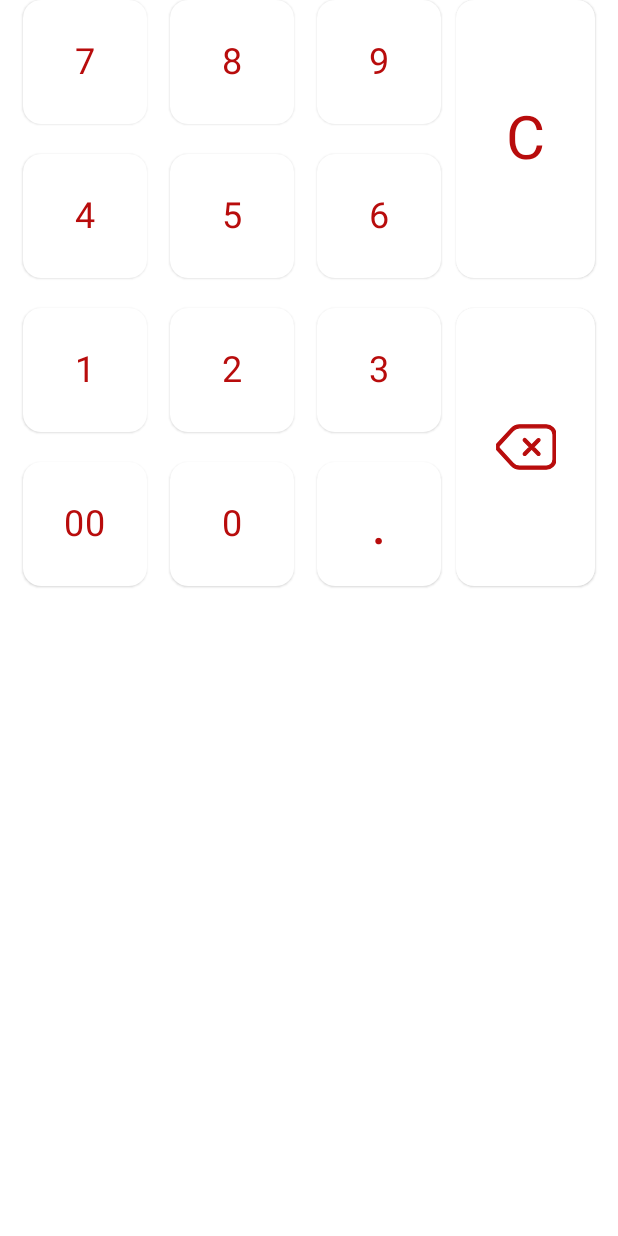
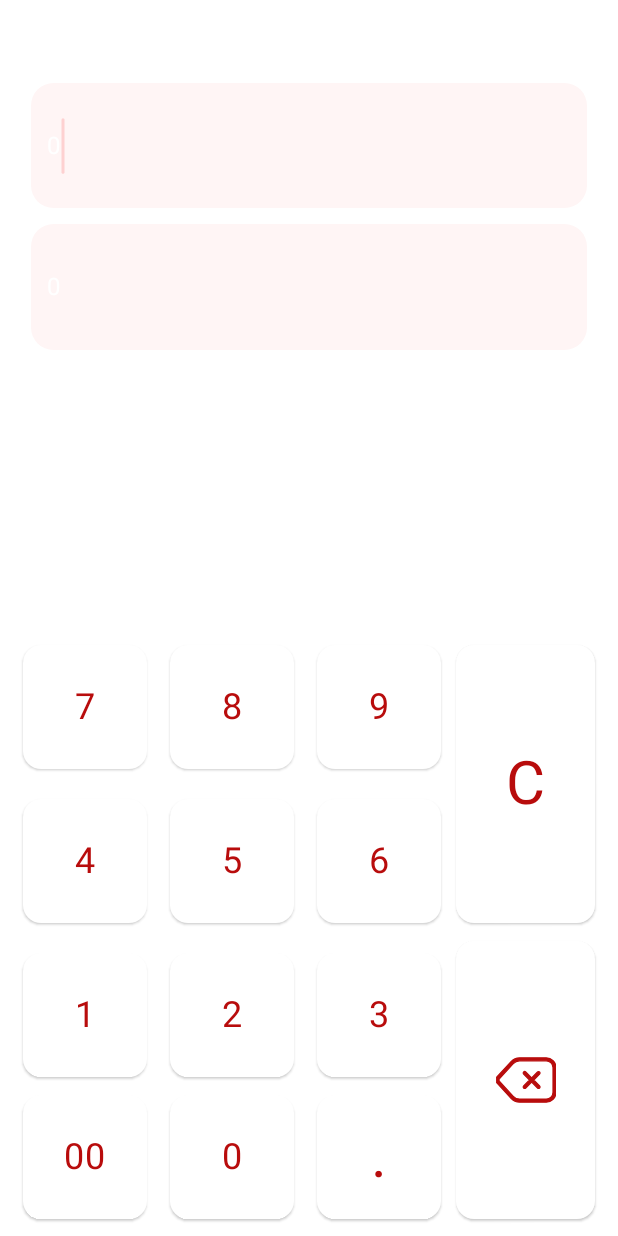
Before and after one commit to tahasin007/MathMate, an Android app built with Jetpack Compose: the screen it shows after launch (LauncherActivity), on a phone screen of 412 x 824 dp. Run offline under Robolectric (Android 15) with nearby library versions, the phone set to English and light mode, and no system bars.

Commit message:
[Title] Designing Discount screen

```diff
--- a/app/src/main/java/com/android/calculator/ui/components/CalculatorGridSimple.kt
+++ b/app/src/main/java/com/android/calculator/ui/components/CalculatorGridSimple.kt
@@ -6,6 +6,7 @@ import androidx.compose.foundation.layout.Row
 import androidx.compose.foundation.layout.aspectRatio
 import androidx.compose.foundation.layout.fillMaxHeight
 import androidx.compose.foundation.layout.fillMaxWidth
+import androidx.compose.foundation.layout.padding
 import androidx.compose.material3.MaterialTheme
 import androidx.compose.runtime.Composable
 import androidx.compose.ui.Modifier
@@ -22,7 +23,8 @@ fun CalculatorGridSimple(
 ) {
     Row(
         modifier = Modifier
-            .fillMaxWidth(),
+            .fillMaxWidth()
+            .padding(top = 50.dp),
         horizontalArrangement = Arrangement.spacedBy(10.dp)
     ) {
         val buttonSize = buttons.size
--- /dev/null
+++ b/app/src/main/java/com/android/calculator/ui/components/SimpleUnitView.kt
@@ -0,0 +1,74 @@
+package com.android.calculator.ui.components
+
+import androidx.compose.foundation.background
+import androidx.compose.foundation.clickable
+import androidx.compose.foundation.layout.Arrangement
+import androidx.compose.foundation.layout.Box
+import androidx.compose.foundation.layout.Row
+import androidx.compose.foundation.layout.fillMaxHeight
+import androidx.compose.foundation.layout.fillMaxWidth
+import androidx.compose.foundation.layout.padding
+import androidx.compose.foundation.shape.RoundedCornerShape
+import androidx.compose.material3.LocalTextStyle
+import androidx.compose.material3.MaterialTheme
+import androidx.compose.material3.Text
+import androidx.compose.runtime.Composable
+import androidx.compose.runtime.getValue
+import androidx.compose.runtime.mutableFloatStateOf
+import androidx.compose.runtime.remember
+import androidx.compose.runtime.setValue
+import androidx.compose.ui.Alignment
+import androidx.compose.ui.Modifier
+import androidx.compose.ui.draw.clip
+import androidx.compose.ui.text.style.TextAlign
+import androidx.compose.ui.unit.dp
+
+@Composable
+fun SimpleUnitView(
+    value: String,
+    onClick: () -> Unit,
+    isCurrentView: Boolean
+) {
+    Box(
+        modifier = Modifier
+            .fillMaxHeight()
+            .padding(all = 5.dp)
+            .clip(RoundedCornerShape(15.dp))
+            .background(MaterialTheme.colorScheme.tertiary)
+            .clickable(onClick = onClick),
+        contentAlignment = Alignment.Center
+    ) {
+        Row(
+            modifier = Modifier
+                .fillMaxWidth()
+                .padding(end = 10.dp, start = 10.dp),
+            horizontalArrangement = Arrangement.SpaceBetween,
+            verticalAlignment = Alignment.CenterVertically
+        ) {
+            Row(
+                verticalAlignment = Alignment.CenterVertically,
+                horizontalArrangement = Arrangement.End
+            ) {
+                var multiplier by remember { mutableFloatStateOf(1.0f) }
+                Text(
+                    text = value,
+                    maxLines = 1,
+                    textAlign = TextAlign.End,
+                    modifier = Modifier.padding(end = 2.dp),
+                    style = LocalTextStyle.current.copy(
+                        fontSize = LocalTextStyle.current.fontSize * multiplier
+                    ),
+                    onTextLayout = {
+                        if (it.hasVisualOverflow) {
+                            multiplier *= 1.99f
+                        }
+                    },
+                    color = MaterialTheme.colorScheme.primary
+                )
+                if (isCurrentView) {
+                    DrawBlinkingVerticalLine(color = MaterialTheme.colorScheme.onTertiary)
+                }
+            }
+        }
+    }
+}
--- a/app/src/main/java/com/android/calculator/ui/screen/Discount.kt
+++ b/app/src/main/java/com/android/calculator/ui/screen/Discount.kt
@@ -1,13 +1,22 @@
 package com.android.calculator.ui.screen
 
+import androidx.compose.foundation.layout.Arrangement
 import androidx.compose.foundation.layout.Box
+import androidx.compose.foundation.layout.Column
+import androidx.compose.foundation.layout.fillMaxHeight
+import androidx.compose.foundation.layout.fillMaxWidth
+import androidx.compose.foundation.layout.padding
 import androidx.compose.runtime.Composable
+import androidx.compose.ui.Alignment
 import androidx.compose.ui.Modifier
 import androidx.compose.ui.unit.Dp
+import androidx.compose.ui.unit.dp
 import com.android.calculator.actions.BaseAction
 import com.android.calculator.state.DiscountState
+import com.android.calculator.state.DiscountView
 import com.android.calculator.state.ScreenType
 import com.android.calculator.ui.components.CalculatorGridSimple
+import com.android.calculator.ui.components.SimpleUnitView
 import com.android.calculator.ui.factory.ButtonFactory
 
 @Composable
@@ -18,6 +27,53 @@ fun Discount(
     onAction: (BaseAction) -> Unit
 ) {
     Box(modifier = modifier) {
+        Column(
+            modifier = Modifier
+                .fillMaxWidth()
+                .fillMaxHeight()
+                .align(Alignment.BottomCenter),
+            verticalArrangement = Arrangement.SpaceBetween
+        ) {
+            Column(
+                modifier = Modifier
+                    .padding(top = 50.dp)
+                    .fillMaxHeight(0.25f)
+                    .fillMaxWidth(),
+                verticalArrangement = Arrangement.Top
+            ) {
+                Box(
+                    modifier = Modifier
+                        .weight(1f)
+                        .fillMaxWidth(),
+                    contentAlignment = Alignment.Center
+                ) {
+                    SimpleUnitView(
+                        value = state.inputValue,
+                        onClick = { /*TODO*/ },
+                        isCurrentView = state.currentView == DiscountView.INPUT
+                    )
+                }
+
+                Box(
+                    modifier = Modifier
+                        .weight(1f)
+                        .fillMaxWidth(),
+                    contentAlignment = Alignment.Center
+                ) {
+                    SimpleUnitView(
+                        value = state.inputValue,
+                        onClick = { /*TODO*/ },
+                        isCurrentView = state.currentView == DiscountView.OUTPUT
+                    )
+                }
+            }
+
+            Column(
+                modifier = Modifier
+                    .fillMaxHeight(0.75f)
+                    .fillMaxWidth(),
+                verticalArrangement = Arrangement.Bottom
+            ) {
                 val buttons = ButtonFactory()
                 CalculatorGridSimple(
                     buttons = buttons.getButtons(ScreenType.DISCOUNT),
@@ -26,3 +82,5 @@ fun Discount(
                 )
             }
         }
+    }
+}
--- a/app/src/main/java/com/android/calculator/ui/theme/Color.kt
+++ b/app/src/main/java/com/android/calculator/ui/theme/Color.kt
@@ -5,11 +5,13 @@ import androidx.compose.ui.graphics.Color
 val PrimaryLight = Color(0xFFFFFFFF)
 val OnPrimaryLight = Color(0xFF000000)
 val OnSecondaryLight = Color(0xFFB80C0C)
+val TertiaryLight = Color(0xFFFFF5F5)
 val OnTertiaryLight = Color(0xFFF84141)
 
 val PrimaryDark = Color(0xFF292d31)
 val OnPrimaryDark = Color(0xBEC2CFCE)
 val OnSecondaryDark = Color(0xBE1A8F85)
+val TertiaryDark = Color(0xFF2C2F31)
 val OnTertiaryDark = Color(0xBE44FFEF)
 
 val RippleColorLight = Color(0xFFDBDBDB)
--- a/app/src/main/java/com/android/calculator/ui/theme/Theme.kt
+++ b/app/src/main/java/com/android/calculator/ui/theme/Theme.kt
@@ -16,6 +16,7 @@ private val LightColorScheme = lightColorScheme(
     onPrimary = OnPrimaryLight,
     onSecondary = OnSecondaryLight,
     onTertiary = OnTertiaryLight,
+    tertiary = TertiaryLight,
     onBackground = RippleColorLight
 )
 
@@ -24,6 +25,7 @@ private val DarkColorScheme = darkColorScheme(
     onPrimary = OnPrimaryDark,
     onSecondary = OnSecondaryDark,
     onTertiary = OnTertiaryDark,
+    tertiary = TertiaryDark,
     onBackground = RippleColorDark
 )
 
```
Lines whose indentation alone changed are shown as unchanged.
